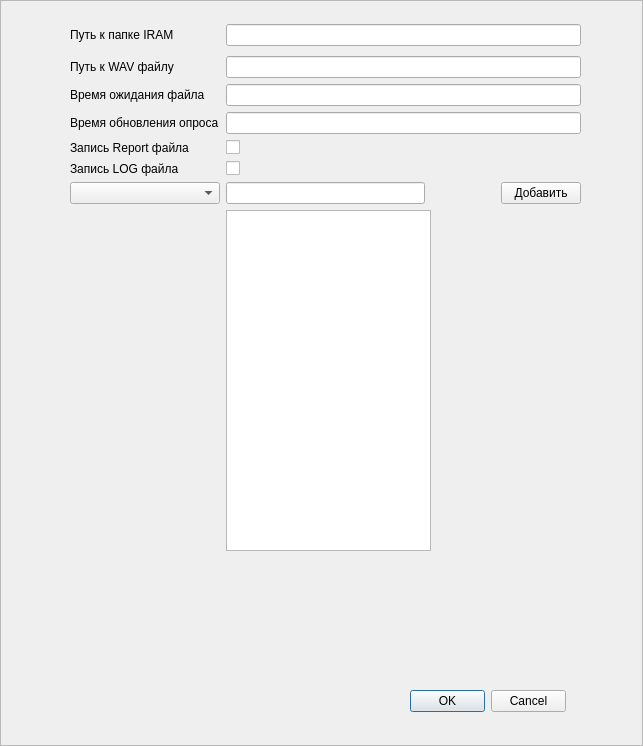
Before: the Qt Designer form Settings.ui in meteoaza/maint, drawn with Qt 5.
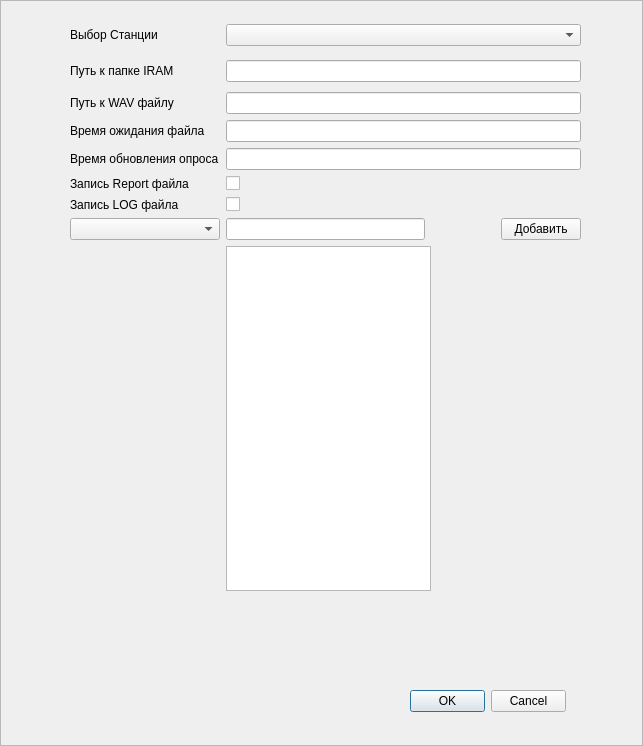
After: the same form once the commit is applied. Icons and pictures are not drawn.

The edit to the form file:
```diff
--- a/Settings.ui
+++ b/Settings.ui
@@ -26,11 +26,11 @@
      <x>70</x>
      <y>20</y>
      <width>511</width>
-     <height>531</height>
+     <height>571</height>
     </rect>
    </property>
    <layout class="QGridLayout" name="gridLayout">
-    <item row="6" column="0">
+    <item row="7" column="0">
      <widget class="QComboBox" name="boxSensors">
       <property name="sizePolicy">
        <sizepolicy hsizetype="Preferred" vsizetype="Fixed">
@@ -40,8 +40,8 @@
       </property>
      </widget>
     </item>
-    <item row="3" column="0">
-     <widget class="QLabel" name="label_7">
+    <item row="4" column="0">
+     <widget class="QLabel" name="label_4">
       <property name="minimumSize">
        <size>
         <width>150</width>
@@ -56,8 +56,8 @@
       </property>
      </widget>
     </item>
-    <item row="0" column="0" alignment="Qt::AlignLeft">
-     <widget class="QLabel" name="label">
+    <item row="1" column="0" alignment="Qt::AlignLeft">
+     <widget class="QLabel" name="label_1">
       <property name="sizePolicy">
        <sizepolicy hsizetype="MinimumExpanding" vsizetype="MinimumExpanding">
         <horstretch>0</horstretch>
@@ -84,36 +84,7 @@
       </property>
      </widget>
     </item>
-    <item row="0" column="1">
-     <widget class="QLineEdit" name="lineIRAM">
-      <property name="minimumSize">
-       <size>
-        <width>0</width>
-        <height>15</height>
-       </size>
-      </property>
-      <property name="focusPolicy">
-       <enum>Qt::StrongFocus</enum>
-      </property>
-     </widget>
-    </item>
-    <item row="1" column="0">
-     <widget class="QLabel" name="label_2">
-      <property name="minimumSize">
-       <size>
-        <width>150</width>
-        <height>0</height>
-       </size>
-      </property>
-      <property name="text">
-       <string>Путь к WAV файлу</string>
-      </property>
-      <property name="alignment">
-       <set>Qt::AlignLeading|Qt::AlignLeft|Qt::AlignVCenter</set>
-      </property>
-     </widget>
-    </item>
-    <item row="4" column="1">
+    <item row="5" column="1">
      <widget class="QCheckBox" name="checkRepW">
       <property name="minimumSize">
        <size>
@@ -126,7 +97,7 @@
       </property>
      </widget>
     </item>
-    <item row="4" column="0">
+    <item row="5" column="0">
      <widget class="QLabel" name="label_5">
       <property name="minimumSize">
        <size>
@@ -142,8 +113,8 @@
       </property>
      </widget>
     </item>
-    <item row="2" column="1">
-     <widget class="QLineEdit" name="lineFileT">
+    <item row="1" column="1">
+     <widget class="QLineEdit" name="lineIRAM">
       <property name="minimumSize">
        <size>
         <width>0</width>
@@ -156,6 +127,22 @@
      </widget>
     </item>
     <item row="2" column="0">
+     <widget class="QLabel" name="label_2">
+      <property name="minimumSize">
+       <size>
+        <width>150</width>
+        <height>0</height>
+       </size>
+      </property>
+      <property name="text">
+       <string>Путь к WAV файлу</string>
+      </property>
+      <property name="alignment">
+       <set>Qt::AlignLeading|Qt::AlignLeft|Qt::AlignVCenter</set>
+      </property>
+     </widget>
+    </item>
+    <item row="3" column="0">
      <widget class="QLabel" name="label_3">
       <property name="minimumSize">
        <size>
@@ -171,7 +158,7 @@
       </property>
      </widget>
     </item>
-    <item row="1" column="1">
+    <item row="2" column="1">
      <widget class="QLineEdit" name="lineSND">
       <property name="minimumSize">
        <size>
@@ -185,7 +172,7 @@
      </widget>
     </item>
     <item row="3" column="1">
-     <widget class="QLineEdit" name="lineTimer">
+     <widget class="QLineEdit" name="lineFileT">
       <property name="minimumSize">
        <size>
         <width>0</width>
@@ -197,7 +184,32 @@
       </property>
      </widget>
     </item>
-    <item row="5" column="1">
+    <item row="0" column="0">
+     <widget class="QLabel" name="label_0">
+      <property name="sizePolicy">
+       <sizepolicy hsizetype="MinimumExpanding" vsizetype="MinimumExpanding">
+        <horstretch>0</horstretch>
+        <verstretch>0</verstretch>
+       </sizepolicy>
+      </property>
+      <property name="minimumSize">
+       <size>
+        <width>150</width>
+        <height>0</height>
+       </size>
+      </property>
+      <property name="maximumSize">
+       <size>
+        <width>500</width>
+        <height>30</height>
+       </size>
+      </property>
+      <property name="text">
+       <string>Выбор Станции</string>
+      </property>
+     </widget>
+    </item>
+    <item row="6" column="1">
      <widget class="QCheckBox" name="checkLogW">
       <property name="minimumSize">
        <size>
@@ -210,7 +222,7 @@
       </property>
      </widget>
     </item>
-    <item row="5" column="0">
+    <item row="6" column="0">
      <widget class="QLabel" name="label_6">
       <property name="minimumSize">
        <size>
@@ -226,7 +238,20 @@
       </property>
      </widget>
     </item>
-    <item row="6" column="1">
+    <item row="4" column="1">
+     <widget class="QLineEdit" name="lineTimer">
+      <property name="minimumSize">
+       <size>
+        <width>0</width>
+        <height>15</height>
+       </size>
+      </property>
+      <property name="focusPolicy">
+       <enum>Qt::StrongFocus</enum>
+      </property>
+     </widget>
+    </item>
+    <item row="7" column="1">
      <layout class="QHBoxLayout" name="horizontalLayout_2">
       <item>
        <widget class="QLineEdit" name="lineSensors">
@@ -263,7 +288,7 @@
       </item>
      </layout>
     </item>
-    <item row="7" column="1">
+    <item row="8" column="1">
      <layout class="QHBoxLayout" name="horizontalLayout">
       <item>
        <layout class="QHBoxLayout" name="horizontalLayout_3">
@@ -295,6 +320,20 @@
       </item>
      </layout>
     </item>
+    <item row="0" column="1">
+     <layout class="QHBoxLayout" name="horizontalLayout_4">
+      <item>
+       <widget class="QComboBox" name="boxStation">
+        <property name="sizePolicy">
+         <sizepolicy hsizetype="Preferred" vsizetype="Fixed">
+          <horstretch>0</horstretch>
+          <verstretch>0</verstretch>
+         </sizepolicy>
+        </property>
+       </widget>
+      </item>
+     </layout>
+    </item>
    </layout>
   </widget>
   <widget class="QDialogButtonBox" name="buttOK">
```
